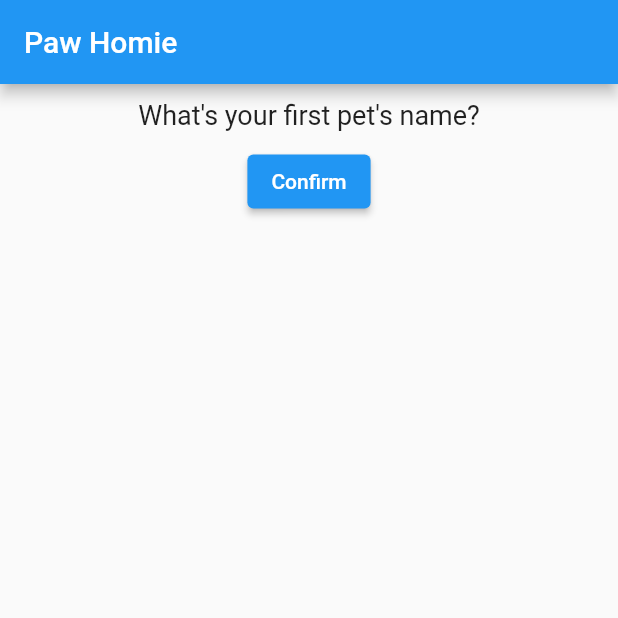
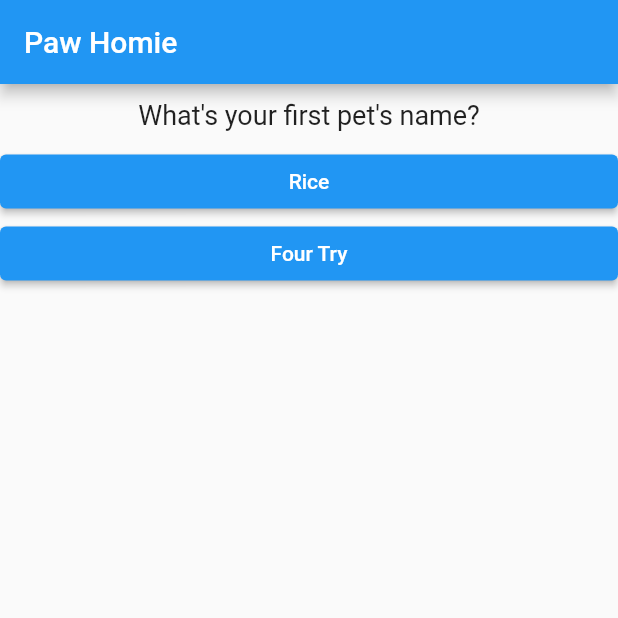
Before and after one commit to theideasaler/flutter_demo, a Flutter app: the screen it shows after launch, on a phone screen of 412 x 824 dp, the top half of it. Run offline on Flutter 3.47's test engine with Material 2 defaults, Android fonts, the phone set to English and light mode, and no system bars.

Commit message:
update structure

```diff
--- /dev/null
+++ b/lib/answer.dart
@@ -0,0 +1,23 @@
+import 'package:flutter/material.dart';
+
+class Answer extends StatelessWidget {
+  final Function onPress;
+  final String text;
+
+Answer(this.onPress, this.text);
+
+  @override
+  Widget build(BuildContext context) {
+    return Container(
+      width: double.infinity,
+      child: ElevatedButton(
+        onPressed: onPress,
+        child: Text(text),
+        style: ElevatedButton.styleFrom(
+          primary: Colors.blue,
+          onPrimary: Colors.white,
+        ),
+      ),
+    );
+  }
+}
--- a/lib/main.dart
+++ b/lib/main.dart
@@ -1,6 +1,7 @@
 import 'package:flutter/material.dart';
 
-import './question.dart';
+import 'question.dart';
+import 'answer.dart';
 
 void main() => runApp(MyApp());
 
@@ -12,6 +13,24 @@ class MyApp extends StatefulWidget {
 }
 
 class _MyAppState extends State<MyApp> {
+  final questions = [
+    {
+      'question': "What's your first pet's name?",
+      'answer': ['Rice', 'Four Try'],
+    },
+    {
+      'question': "Whats's your first pet's birthday?",
+      'answer': ['2021-01-25', '2021-03-26', '2021-01-08'],
+    },
+    {
+      'question': 'How many pets do you have?',
+      'answer': ['1', '2', '3'],
+    },
+    {
+      'question': 'How many times do you feed your pet per day?',
+      'answer': ['2', '3', '4', '5'],
+    },
+  ];
   var _currentQuestionIndex = 0;
 
   _onConfirmCliked() {
@@ -23,12 +42,6 @@ class _MyAppState extends State<MyApp> {
 
   @override
   Widget build(BuildContext ctx) {
-    var questions = [
-      "What's your first pet's name?",
-      "Whats's your first pet's birthday?",
-      "How many pets do you have?",
-      "How many times do you feed your pet per day?",
-    ];
     return MaterialApp(
       home: Scaffold(
         appBar: AppBar(
@@ -37,23 +50,20 @@ class _MyAppState extends State<MyApp> {
         body: Column(children: [
           Row(children: [
             Expanded(
-              child: Question(questions[_currentQuestionIndex]),
+              child: Question(questions[_currentQuestionIndex]['question']),
             )
           ]),
-          Row(
-            children: [
-              Expanded(
-                child: Center(
-                  child: ElevatedButton(
-                    onPressed: _onConfirmCliked,
-                    child: Text('Confirm'),
-                    style: ElevatedButton.styleFrom(
-                        primary: Colors.blue, onPrimary: Colors.white),
-                  ),
-                ),
-              ),
-            ],
-          )
+          ...(questions[_currentQuestionIndex]['answer'] as List<String>)
+              .map((ans) => Row(
+                    children: [
+                      Expanded(
+                        child: Center(
+                          child: Answer(_onConfirmCliked, ans),
+                        ),
+                      )
+                    ],
+                  ))
+              .toList(),
         ]),
       ),
     );
```
